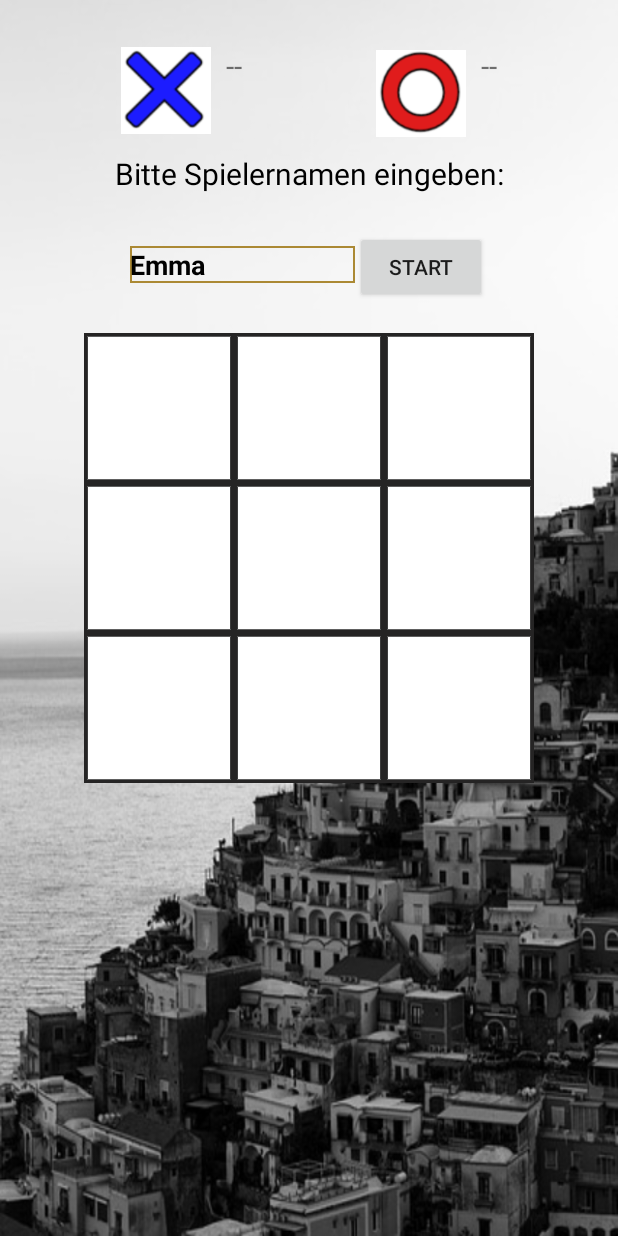
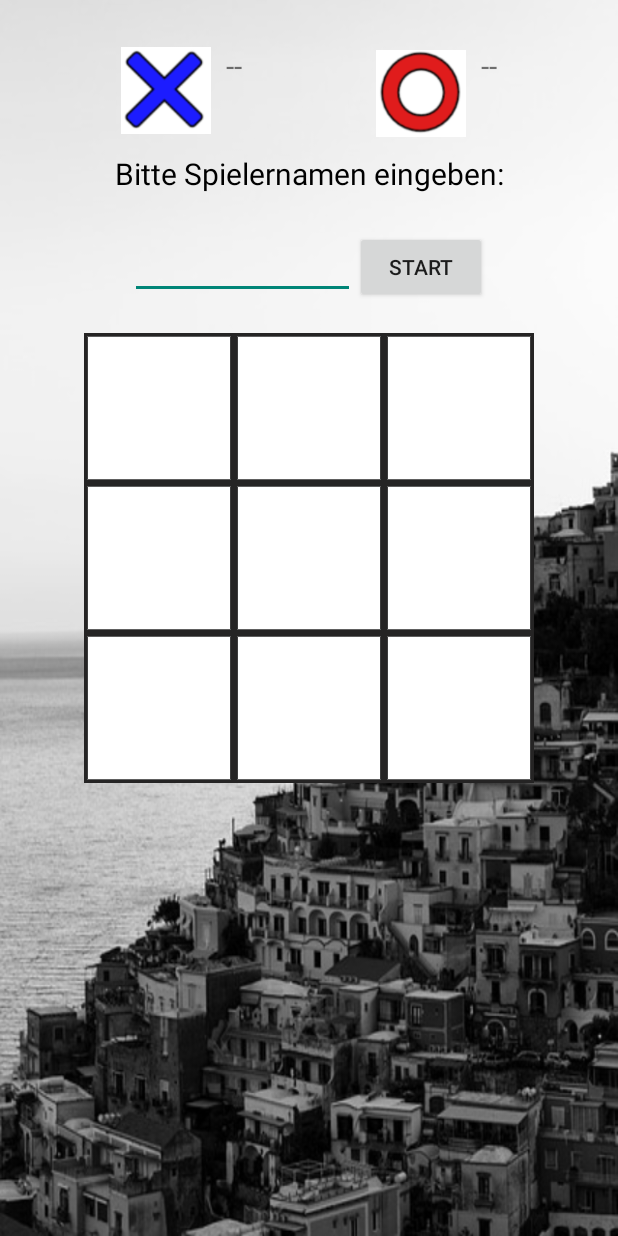
Before and after one commit to ibwgr/MultiplayerTicTacToe, an Android app: the layout content_play.xml on its own in the app's theme, with its tools: preview values and no code run, on a phone screen of 412 x 824 dp. Run offline under Robolectric (Android 15) with nearby library versions, the phone set to English and light mode, and no system bars.

```diff
--- a/androidClient/app/src/main/AndroidManifest.xml
+++ b/androidClient/app/src/main/AndroidManifest.xml
@@ -1,6 +1,7 @@
 <?xml version="1.0" encoding="utf-8"?>
 <manifest xmlns:android="http://schemas.android.com/apk/res/android"
-    android:versionCode="2"
+    android:versionCode="101"
+    android:versionName="1.01"
     package="ch.ibw.semesterarbeit2017.multiplayertictactoe.multiplayertictactoe"
     >
 
--- a/androidClient/app/src/main/res/layout/content_play.xml
+++ b/androidClient/app/src/main/res/layout/content_play.xml
@@ -120,8 +120,8 @@
             android:layout_width="150dp"
             android:layout_height="wrap_content"
             android:inputType="text"
-            android:text="Emma"
-            android:background="@drawable/eingabefeld"
+            android:text=""
+
             android:textColor="@android:color/background_dark"
             android:textSize="18sp"
             android:textStyle="bold"
```
Also changed, not shown: androidClient/app/src/main/java/ch/ibw/semesterarbeit2017/multiplayertictactoe/multiplayertictactoe/MainActivity.java (+7 -2 lines), androidClient/app/src/main/java/ch/ibw/semesterarbeit2017/multiplayertictactoe/multiplayertictactoe/Util.java (+10 -0 lines).
